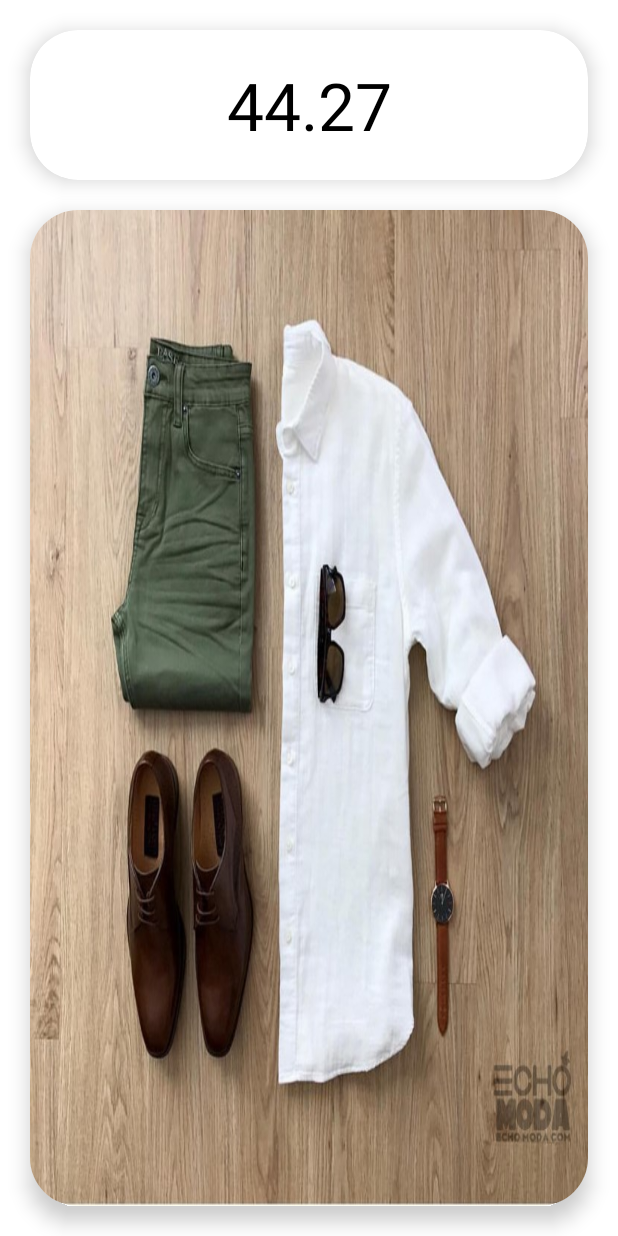
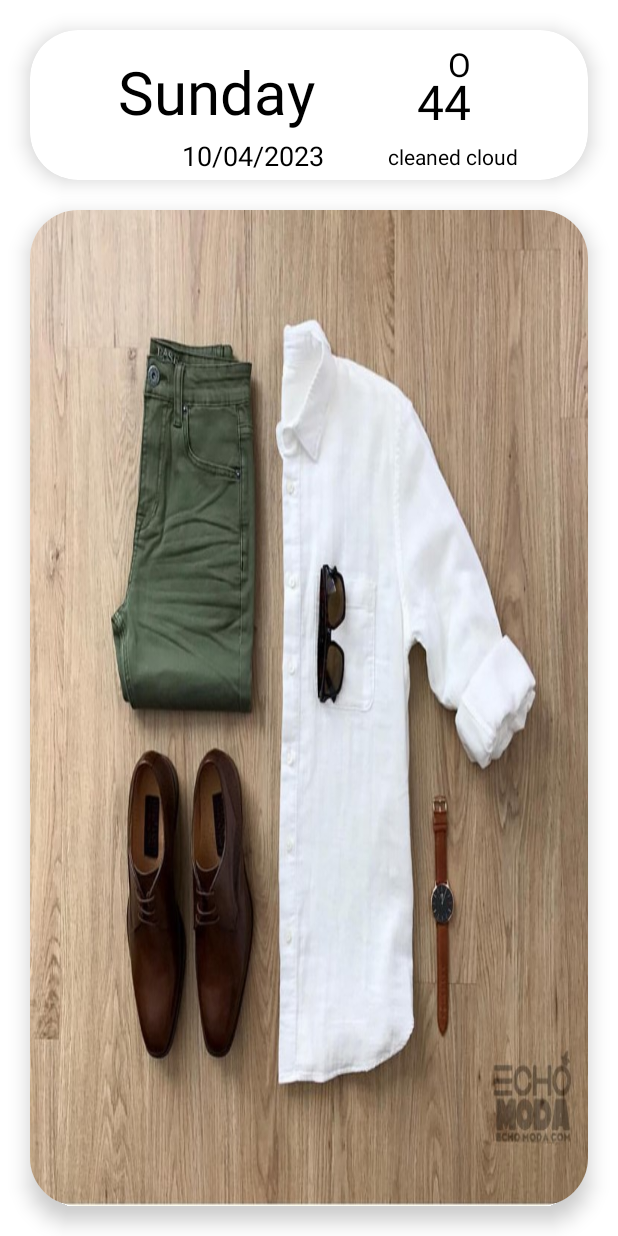
Before and after one commit to YaseenZaqut/Clothing-Suggeter, an Android app: the layout activity_main.xml on its own in the app's theme, with its tools: preview values and no code run, on a phone screen of 412 x 824 dp. Run offline under Robolectric (Android 15) with nearby library versions, the phone set to English and light mode, and no system bars.

Commit message:
fix design and use scope function

```diff
--- a/app/src/main/java/com/example/clothingsuggester/ui/MainActivity.kt
+++ b/app/src/main/java/com/example/clothingsuggester/ui/MainActivity.kt
@@ -8,10 +8,18 @@ import com.example.clothingsuggester.R
 import com.example.clothingsuggester.data.model.WeatherResponse
 import com.example.clothingsuggester.data.presinter.MainPresinter
 import com.example.clothingsuggester.databinding.ActivityMainBinding
+import java.text.SimpleDateFormat
+import java.util.*
 
 class MainActivity : AppCompatActivity() , IMainView {
     lateinit var binding: ActivityMainBinding
     private val presinter = MainPresinter(this)
+    val calendar = Calendar.getInstance()
+    val dayOfWeek = calendar.getDisplayName(Calendar.DAY_OF_WEEK, Calendar.LONG, Locale.getDefault())
+    val dateFormat = SimpleDateFormat("yyyy-MM-dd", Locale.getDefault())
+    val currentDate = Date()
+    val date = dateFormat.format(currentDate)
+
     override fun onCreate(savedInstanceState: Bundle?) {
         super.onCreate(savedInstanceState)
         binding = ActivityMainBinding.inflate(layoutInflater)
@@ -54,17 +62,22 @@ class MainActivity : AppCompatActivity() , IMainView {
 
     override fun onweatherDataSuccess(weatherResponse: WeatherResponse) {
         val temp = weatherResponse.main.temp
+        val description = weatherResponse.weather[0].description
+
         runOnUiThread {
-            binding.textviewTemp.text = temp.toString()
+            Toast.makeText(this, "temp : $temp", Toast.LENGTH_SHORT).show()
+            binding.let {
+                it.textviewDescription.text = description
+                it.textviewTemp.text = temp.toInt().toString()
+                it.textviewToday.text = dayOfWeek.toString()
+                it.textviewDate.text = date.toString()
+            }
             if (temp > 25) {
                 binding.imageClothes.setImageResource(getListOfImgSummerClothes()[0])
-                Toast.makeText(this, "temp : $temp summer", Toast.LENGTH_SHORT).show()
             }else if (temp in 15.0..25.0){
                 binding.imageClothes.setImageResource(getListOfImgSpringClothes()[0])
-                Toast.makeText(this, "temp : $temp Spring", Toast.LENGTH_SHORT).show()
             } else {
                 binding.imageClothes.setImageResource(getListOfImgWinterClothes()[0])
-                Toast.makeText(this, "temp : $temp winter", Toast.LENGTH_SHORT).show()
             }
         }
 
--- /dev/null
+++ b/app/src/main/res/drawable/shape.xml
@@ -0,0 +1,4 @@
+<shape xmlns:android="http://schemas.android.com/apk/res/android"
+    android:shape="oval">
+    <solid android:color="#BF3737" />
+</shape>
--- a/app/src/main/res/layout/activity_main.xml
+++ b/app/src/main/res/layout/activity_main.xml
@@ -16,17 +16,78 @@
         app:cardElevation="8dp"
         app:cardCornerRadius="0.2in"
         >
+        <androidx.constraintlayout.widget.ConstraintLayout
+            android:layout_width="match_parent"
+            android:layout_height="match_parent">
+            <TextView
+                android:id="@+id/textview_today"
+                android:layout_width="wrap_content"
+                android:layout_height="wrap_content"
+                android:layout_marginTop="10dp"
+                app:layout_constraintTop_toTopOf="parent"
+                app:layout_constraintStart_toStartOf="parent"
+                app:layout_constraintEnd_toStartOf="@id/textview_temp"
+                tools:text="Sunday "
+                android:gravity="center"
+                app:layout_constraintBottom_toTopOf="@id/textview_date"
+                android:textSize="40sp"
+                android:textColor="@color/black"
+                />
+            <TextView
+                android:layout_width="wrap_content"
+                android:layout_height="wrap_content"
+                android:id="@+id/textview_date"
+                app:layout_constraintStart_toStartOf="@id/textview_today"
+                app:layout_constraintTop_toBottomOf="@id/textview_today"
+                tools:text="10/04/2023"
+                android:textSize="18sp"
+                android:textColor="@color/black"
+                app:layout_constraintBottom_toBottomOf="parent"
+                app:layout_constraintEnd_toStartOf="@id/textview_description"
+                />
+            <TextView
+                app:layout_constraintStart_toEndOf="@id/textview_today"
+                android:id="@+id/textview_temp"
+                android:layout_width="wrap_content"
+                app:layout_constraintTop_toTopOf="parent"
+                android:layout_marginEnd="20dp"
+                app:layout_constraintEnd_toEndOf="parent"
+                android:layout_height="wrap_content"
+                tools:text="44"
+                android:layout_marginTop="20dp"
+                android:layout_gravity="center"
+                android:gravity="center"
+                app:layout_constraintBottom_toTopOf="@id/textview_description"
+                android:textSize="32sp"
+                android:textColor="@color/black"
+                />
 
-        <TextView
-            android:id="@+id/textview_temp"
-            android:layout_width="match_parent"
-            android:layout_height="wrap_content"
-            tools:text="44.27"
-            android:layout_gravity="center"
-            android:gravity="center"
-            android:textSize="44sp"
-            android:textColor="@color/black"
-            />
+            <TextView
+                android:id="@+id/textview_description"
+                android:layout_width="wrap_content"
+                android:layout_height="wrap_content"
+                android:textColor="@color/black"
+                app:layout_constraintBottom_toBottomOf="parent"
+                app:layout_constraintEnd_toEndOf="parent"
+                app:layout_constraintStart_toEndOf="@id/textview_date"
+                app:layout_constraintTop_toBottomOf="@id/textview_temp"
+
+                tools:text="cleaned cloud " />
+
+
+            <TextView
+                android:layout_width="wrap_content"
+                android:layout_height="wrap_content"
+                app:layout_constraintEnd_toEndOf="@id/textview_temp"
+                app:layout_constraintBottom_toTopOf="@id/textview_temp"
+                android:text="O"
+                android:textSize="22sp"
+                app:layout_constraintTop_toTopOf="parent"
+                android:layout_marginTop="20dp"
+                android:textColor="@color/black"
+                />
+        </androidx.constraintlayout.widget.ConstraintLayout>
+
 
 
 
```
